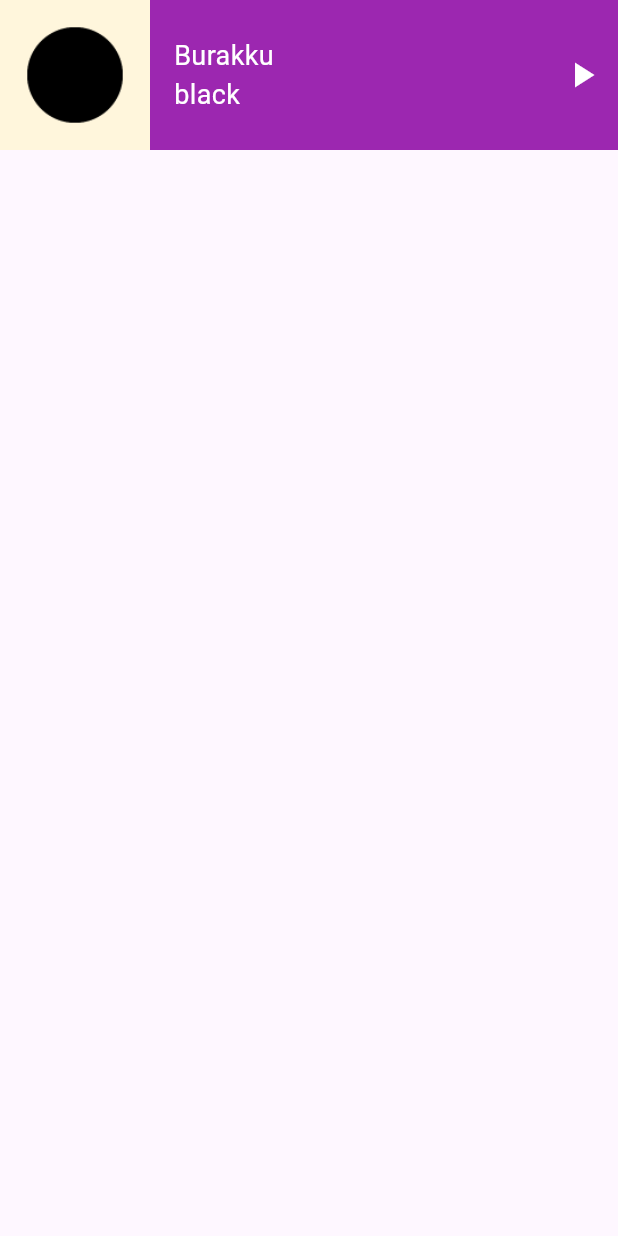
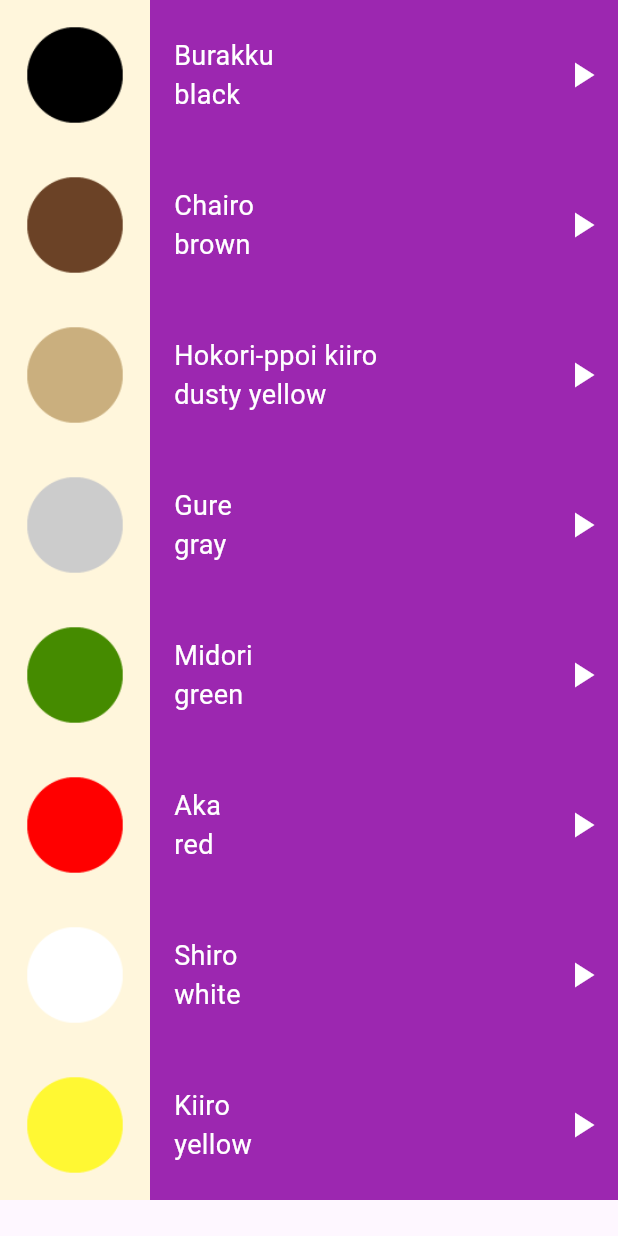
Before and after one commit to MohamedAliShosha/Toku, a Flutter app: the ColorsViewBody widget shown alone on an empty page, opened directly, on a phone screen of 412 x 824 dp. Run offline on Flutter 3.47's test engine with Material 3 defaults, Android fonts, the phone set to English and light mode, and no system bars; our stand-ins replace audioplayers, go_router.

Commit message:
refactor: update ColorsViewBody to include sound file paths and add new color items

```diff
--- a/lib/core/functions/build_app_bar.dart
+++ b/lib/core/functions/build_app_bar.dart
@@ -12,6 +12,7 @@ AppBar buildAppBar(BuildContext context, {required String title}) {
       title,
       style: const TextStyle(
         color: ColorsManager.kPrimaryColor,
+        fontWeight: FontWeight.bold,
       ),
     ),
     backgroundColor: ColorsManager.kBrownColor,
--- a/lib/features/Colors/presentation/views/colors_view.dart
+++ b/lib/features/Colors/presentation/views/colors_view.dart
@@ -1,5 +1,6 @@
 import 'package:flutter/material.dart';
 import 'package:toku2_app/core/functions/build_app_bar.dart';
+import 'package:toku2_app/features/Colors/presentation/widgets/colors_view_body.dart';
 
 class ColorsView extends StatelessWidget {
   const ColorsView({super.key});
@@ -8,6 +9,7 @@ class ColorsView extends StatelessWidget {
   Widget build(BuildContext context) {
     return Scaffold(
       appBar: buildAppBar(context, title: 'Colors'),
+      body: const ColorsViewBody(),
     );
   }
 }
--- a/lib/features/Colors/presentation/widgets/colors_view_body.dart
+++ b/lib/features/Colors/presentation/widgets/colors_view_body.dart
@@ -5,12 +5,53 @@ import 'package:toku2_app/core/widgets/list_item.dart';
 class ColorsViewBody extends StatelessWidget {
   final List<ItemModel> colors = const [
     ItemModel(
-      sound: 'black.wav',
+      sound: 'sounds/colors/black.wav',
       jpName: 'Burakku',
       enName: 'black',
       image: 'assets/images/colors/color_black.png',
     ),
-    // ...
+    ItemModel(
+      sound: 'sounds/colors/brown.wav',
+      jpName: 'Chairo',
+      enName: 'brown',
+      image: 'assets/images/colors/color_brown.png',
+    ),
+    ItemModel(
+      sound: 'sounds/colors/dusty yellow.wav',
+      jpName: 'Hokori-ppoi kiiro',
+      enName: 'dusty yellow',
+      image: 'assets/images/colors/color_dusty_yellow.png',
+    ),
+    ItemModel(
+      sound: 'sounds/colors/gray.wav',
+      jpName: 'Gure',
+      enName: 'gray',
+      image: 'assets/images/colors/color_gray.png',
+    ),
+    ItemModel(
+      sound: 'sounds/colors/green.wav',
+      jpName: 'Midori',
+      enName: 'green',
+      image: 'assets/images/colors/color_green.png',
+    ),
+    ItemModel(
+      sound: 'sounds/colors/red.wav',
+      jpName: 'Aka',
+      enName: 'red',
+      image: 'assets/images/colors/color_red.png',
+    ),
+    ItemModel(
+      sound: 'sounds/colors/white.wav',
+      jpName: 'Shiro',
+      enName: 'white',
+      image: 'assets/images/colors/color_white.png',
+    ),
+    ItemModel(
+      sound: 'sounds/colors/yellow.wav',
+      jpName: 'Kiiro',
+      enName: 'yellow',
+      image: 'assets/images/colors/yellow.png',
+    ),
   ];
 
   const ColorsViewBody({super.key});
```
